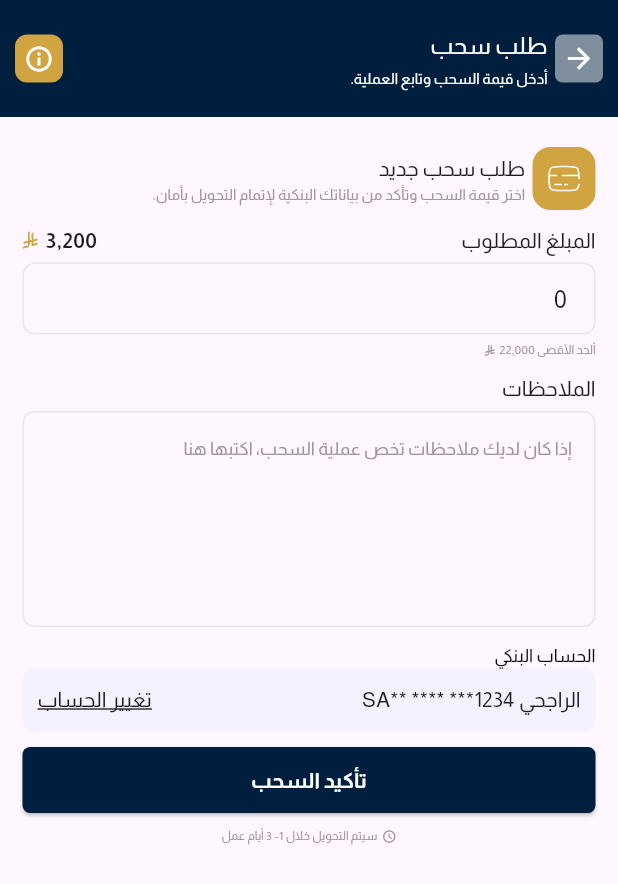
After one commit to MOMEN343/tasks, a Flutter app: the NewWithdrawalScreen screen opened directly, on a phone screen of 412 x 824 dp. The commit adds this screen. Shown: the top 884 px of the screen. Run offline on Flutter 3.47's test engine with Material 3 defaults, Android fonts, the phone set to English and light mode, and no system bars; our stand-ins replace dotted_border, flutter_svg, font_awesome_flutter, intl_phone_field, pinput.

Commit message:
feat: add withdrawal request screen and confirmation dialog

```diff
--- a/lib/core/managers/manager_strings.dart
+++ b/lib/core/managers/manager_strings.dart
@@ -273,4 +273,29 @@ class ManagerStrings {
   static const String transferRequestTransactionTitle = "طلب تحويل من المحفظة";
   static const String completedTransactionStatus = "تم التنفيذ";
   static const String inProgressTransactionStatus = "قيد المعالجة";
+
+  static const String newWithdrawalScreenTitle = "طلب سحب";
+  static const String newWithdrawalScreenSubTitle =
+      "أدخل قيمة السحب وتابع العملية.";
+
+  static const String requiredAmount = "المبلغ المطلوب";
+  static const String newWithdrawalRequest = "طلب سحب جديد";
+  static const String newWithdrawalRequestSubTitle =
+      "اختر قيمة السحب وتأكد من بياناتك البنكية لإتمام التحويل بأمان.";
+
+  static const String maximumLimit = "ألحد الأقصى";
+  static const String notes = "الملاحظات";
+  static const String notesFieldHintText =
+      "إذا كان لديك ملاحظات تخص عملية السحب، اكتبها هنا";
+
+  static const String bankAccount = "الحساب البنكي";
+  static const String changeBankAccount = "تغيير الحساب";
+  static const String confirmWithdrawal = "تأكيد السحب";
+
+  static const String confirmWithdrawalDilogTitle = "تأكيد إرسال الطلب";
+  static const String confirmWithdrawalDilogsubTitle =
+      "هل أنت متأكد من إرسال طلب السحب؟ تأكد من صحة جميع البيانات قبل المتابعة.";
+
+  static const String confirm = "تأكيد ";
+  static const String willtransferIn = "سيتم التحويل خلال 1- 3 أيام عمل";
 }
--- a/lib/features/home/data/user_data.dart
+++ b/lib/features/home/data/user_data.dart
@@ -1,8 +1,10 @@
 import 'package:tasks/core/managers/manager_strings.dart';
 import 'package:tasks/features/home/managers/manager_image.dart';
-import 'package:tasks/features/home/models/user_model.dart';
+import 'package:tasks/core/models/user_model.dart';
 
 final UserModel user = UserModel(
   name: ManagerStrings.userName,
   image: ManagerImages.user1,
+  bankAccount: "SA1234567890123456781234",
+  bankName: "الراجحي",
 );
--- a/lib/features/home/models/user_model.dart
+++ /dev/null
@@ -1,6 +0,0 @@
-class UserModel {
-  final String name;
-  final String image;
-
-  UserModel({required this.name, required this.image});
-}
--- a/lib/features/home/screens/home_screen.dart
+++ b/lib/features/home/screens/home_screen.dart
@@ -9,7 +9,7 @@ import 'package:tasks/features/home/data/user_data.dart';
 import 'package:tasks/features/home/managers/manager_font_size.dart';
 import 'package:tasks/features/home/managers/manager_image.dart';
 import 'package:tasks/features/home/managers/manages_text_styles.dart';
-import 'package:tasks/features/home/models/user_model.dart';
+import 'package:tasks/core/models/user_model.dart';
 import 'package:tasks/features/home/screens/add_event.dart';
 import 'package:tasks/features/home/widgets/current_events.dart';
 import 'package:tasks/features/home/widgets/event_card.dart';
--- a/lib/features/wallet/managers/wallet_manager_styles.dart
+++ b/lib/features/wallet/managers/wallet_manager_styles.dart
@@ -1,5 +1,6 @@
 import 'package:flutter/material.dart';
 import 'package:tasks/core/managers/manager_colors.dart';
+import 'package:tasks/core/managers/manager_strings.dart';
 import 'package:tasks/features/wallet/managers/wallet_font_size_manager.dart';
 
 class WalletManagerStyles {
@@ -18,4 +19,31 @@ class WalletManagerStyles {
     fontSize: WalletFontSizeManager.medium,
     fontWeight: FontWeight(400),
   );
+
+  static InputDecoration FormFieldDecoration({String? hintText}) {
+    return InputDecoration(
+      hintText: ManagerStrings.notesFieldHintText,
+      hintStyle: WalletManagerStyles.greyLabel,
+      contentPadding: const EdgeInsets.all(12),
+      enabledBorder: OutlineInputBorder(
+        borderSide: BorderSide(
+          color: const Color(0xFFD3D3D3).withValues(alpha: 0.5),
+        ),
+        borderRadius: BorderRadius.circular(8),
+      ),
+      focusedBorder: OutlineInputBorder(
+        borderSide: BorderSide(color: ManagerColors.grey, width: 1),
+        borderRadius: BorderRadius.circular(8),
+      ),
+
+      errorBorder: OutlineInputBorder(
+        borderSide: BorderSide(color: ManagerColors.red, width: 1),
+        borderRadius: BorderRadius.circular(8),
+      ),
+      focusedErrorBorder: OutlineInputBorder(
+        borderSide: BorderSide(color: ManagerColors.red, width: 2),
+        borderRadius: BorderRadius.circular(8),
+      ),
+    );
+  }
 }
--- /dev/null
+++ b/lib/features/wallet/screens/new_withdrawal_screen.dart
@@ -0,0 +1,276 @@
+import 'dart:ui';
+
+import 'package:flutter/material.dart';
+import 'package:flutter_svg/svg.dart';
+import 'package:intl/intl.dart' as intl;
+import 'package:tasks/core/managers/manager_colors.dart';
+import 'package:tasks/core/managers/manager_strings.dart';
+import 'package:tasks/features/authentication/widgets/login_button.dart';
+import 'package:tasks/features/home/data/user_data.dart';
+import 'package:tasks/features/wallet/data/balance.dart';
+import 'package:tasks/features/wallet/managers/wallet_font_size_manager.dart';
+import 'package:tasks/features/wallet/managers/wallet_manager_styles.dart';
+import 'package:tasks/features/wallet/widgets/confirm_dialog.dart';
+import 'package:tasks/features/wallet/widgets/ryal_image.dart';
+import 'package:tasks/features/wallet/widgets/top_part.dart';
+
+class NewWithdrawalScreen extends StatelessWidget {
+  final formatter = intl.NumberFormat('#,###');
+  final double maxLimit = 22000;
+  final GlobalKey<FormState> formKey = GlobalKey();
+
+  NewWithdrawalScreen({super.key});
+  @override
+  Widget build(BuildContext context) {
+    return Scaffold(
+      body: Directionality(
+        textDirection: TextDirection.rtl,
+        child: Column(
+          children: [
+            TopPart(
+              title: ManagerStrings.newWithdrawalScreenTitle,
+              subTitle: ManagerStrings.newWithdrawalScreenSubTitle,
+              trailing: true,
+            ),
+
+            Expanded(
+              child: Padding(
+                padding: EdgeInsets.symmetric(vertical: 20, horizontal: 15),
+                child: Column(
+                  spacing: 10,
+                  children: [
+                    //title and subTitle
+                    Row(
+                      spacing: 5,
+                      children: [
+                        InkWell(
+                          child: Container(
+                            padding: EdgeInsets.all(9),
+                            width: 42,
+                            height: 42,
+                            decoration: BoxDecoration(
+                              color: ManagerColors.secondary,
+                              borderRadius: BorderRadius.circular(12),
+                            ),
+                            child: SvgPicture.asset(
+                              "assets/images/solar_card-broken.svg",
+                            ),
+                          ),
+                        ),
+
+                        Column(
+                          crossAxisAlignment: CrossAxisAlignment.start,
+                          children: [
+                            Text(
+                              ManagerStrings.newWithdrawalRequest,
+                              style: TextStyle(
+                                fontSize: WalletFontSizeManager.larg,
+                                fontWeight: FontWeight(400),
+                              ),
+                            ),
+                            Text(
+                              ManagerStrings.newWithdrawalRequestSubTitle,
+                              style: WalletManagerStyles.greysmallLabel,
+                            ),
+                          ],
+                        ),
+                      ],
+                    ),
+
+                    //amount and notes feilds
+                    Form(
+                      key: formKey,
+                      child: Column(
+                        spacing: 10,
+                        children: [
+                          Column(
+                            crossAxisAlignment: CrossAxisAlignment.start,
+                            spacing: 5,
+                            children: [
+                              Row(
+                                mainAxisAlignment:
+                                    MainAxisAlignment.spaceBetween,
+                                children: [
+                                  Text(ManagerStrings.requiredAmount),
+                                  Row(
+                                    spacing: 5,
+                                    children: [
+                                      Text(
+                                        formatter.format(
+                                          wallet.withdrawableBalance,
+                                        ),
+                                        style: TextStyle(
+                                          fontWeight: FontWeight.bold,
+                                        ),
+                                      ),
+                                      RyalImage(size: 12),
+                                    ],
+                                  ),
+                                ],
+                              ),
+
+                              TextFormField(
+                                validator: (value) {
+                                  if (value == null || value.isEmpty) {
+                                    return "لا يمكن أن يكون الحقل فارغ";
+                                  }
+
+                                  final amount = int.tryParse(value);
+
+                                  if (amount == null) {
+                                    return "يرجى إدخال رقم صحيح";
+                                  }
+
+                                  if (amount > maxLimit) {
+                                    return "لقد تجاوزت الحد الأقصى";
+                                  }
+
+                                  return null;
+                                },
+                                initialValue: "0",
+
+                                decoration:
+                                    WalletManagerStyles.FormFieldDecoration(),
+                              ),
+
+                              Row(
+                                spacing: 3,
+                                children: [
+                                  Text(
+                                    "${ManagerStrings.maximumLimit} ${formatter.format(maxLimit)}",
+                                    style: TextStyle(
+                                      fontSize: WalletFontSizeManager.smaller,
+                                      color: ManagerColors.grey,
+                                    ),
+                                  ),
+                                  RyalImage(size: 8, color: ManagerColors.grey),
+                                ],
+                              ),
+                            ],
+                          ),
+
+                          Column(
+                            crossAxisAlignment: CrossAxisAlignment.start,
+                            spacing: 5,
+                            children: [
+                              Row(
+                                mainAxisAlignment:
+                                    MainAxisAlignment.spaceBetween,
+                                children: [Text(ManagerStrings.notes)],
+                              ),
+
+                              TextFormField(
+                                validator: (value) {
+                                  if (value!.trim().length > 300) {
+                                    return "الملاحظات يجب ألا تتجاوز 300 حرف";
+                                  }
+
+                                  return null;
+                                },
+                                maxLines: 5,
+                                decoration:
+                                    WalletManagerStyles.FormFieldDecoration(
+                                      hintText:
+                                          ManagerStrings.notesFieldHintText,
+                                    ),
+                              ),
+                            ],
+                          ),
+                        ],
+                      ),
+                    ),
+
+                    Column(
+                      crossAxisAlignment: CrossAxisAlignment.start,
+                      children: [
+                        Text(
+                          ManagerStrings.bankAccount,
+                          style: WalletManagerStyles.blackLabel,
+                        ),
+
+                        Container(
+                          padding: EdgeInsets.all(10),
+                          height: 43,
+                          decoration: BoxDecoration(
+                            color: ManagerColors.blue.withValues(alpha: 0.04),
+                            borderRadius: BorderRadius.circular(8),
+                          ),
+                          child: Row(
+                            mainAxisAlignment: MainAxisAlignment.spaceBetween,
+                            children: [
+                              Row(
+                                crossAxisAlignment: CrossAxisAlignment.end,
+                                spacing: 3,
+                                children: [
+                                  Text(user.bankName!),
+
+                                  Text(maskBankAccount(user.bankAccount!)),
+                                ],
+                              ),
+
+                              InkWell(
+                                onTap: () {},
+                                child: Text(
+                                  ManagerStrings.changeBankAccount,
+                                  style: TextStyle(
+                                    decoration: TextDecoration.underline,
+                                  ),
+                                ),
+                              ),
+                            ],
+                          ),
+                        ),
+                      ],
+                    ),
+
+                    LoginButton(
+                      textButton: ManagerStrings.confirmWithdrawal,
+                      onPressed: () {
+                        if (formKey.currentState!.validate()) {
+                          showDialog(
+                            context: context,
+                            barrierColor: Colors.transparent,
+                            builder: (context) {
+                              return ConfirmDialog();
+                            },
+                          );
+                        }
+                      },
+                    ),
+
+                    Row(
+                      mainAxisAlignment: MainAxisAlignment.center,
+                      spacing: 3,
+                      children: [
+                        Icon(
+                          Icons.access_time_sharp,
+                          color: ManagerColors.grey,
+                          size: 10,
+                        ),
+                        Text(
+                          ManagerStrings.willtransferIn,
+                          style: TextStyle(
+                            color: ManagerColors.grey,
+                            fontSize: WalletFontSizeManager.smaller,
+                          ),
+                        ),
+                      ],
+                    ),
+                  ],
+                ),
+              ),
+            ),
+          ],
+        ),
+      ),
+    );
+  }
+}
+
+String maskBankAccount(String account) {
+  if (account.length <= 4) {
+    return account;
+  }
+
+  return "${account.substring(0, 2)}** **** ***${account.substring(account.length - 4)}";
+}
--- /dev/null
+++ b/lib/features/wallet/widgets/top_part.dart
@@ -0,0 +1,106 @@
+import 'package:flutter/material.dart';
+import 'package:tasks/core/managers/manager_colors.dart';
+import 'package:tasks/core/managers/manager_strings.dart';
+import 'package:tasks/features/wallet/managers/wallet_font_size_manager.dart';
+
+class TopPart extends StatelessWidget {
+  final String title;
+  final String subTitle;
+  final double height;
+  final bool trailing;
+  final void Function()? trailingFunc;
+  const TopPart({
+    super.key,
+    required this.title,
+    required this.subTitle,
+    this.height = 78,
+    this.trailing = false,
+    this.trailingFunc,
+  });
+
+  @override
+  Widget build(BuildContext context) {
+    return Container(
+      height: height,
+      color: ManagerColors.primary,
+      child: Align(
+        alignment: Alignment.topRight,
+        child: Padding(
+          padding: const EdgeInsets.symmetric(horizontal: 10),
+          child: SizedBox(
+            height: 80,
+            child: Row(
+              mainAxisAlignment: MainAxisAlignment.spaceBetween,
+              children: [
+                Row(
+                  spacing: 5,
+                  children: [
+                    Container(
+                      width: 32,
+                      height: 32,
+                      decoration: BoxDecoration(
+                        color: Colors.white.withValues(alpha: 0.5),
+                        borderRadius: BorderRadius.circular(5),
+                      ),
+                      child: IconButton(
+                        padding: EdgeInsets.zero,
+                        constraints: const BoxConstraints(),
+                        onPressed: () {
+                          Navigator.of(context).pop();
+                        },
+                        icon: const Icon(
+                          Icons.arrow_back,
+                          color: Colors.white,
+                          size: 22,
+                        ),
+                      ),
+                    ),
+                    Column(
+                      spacing: 3,
+                      crossAxisAlignment: CrossAxisAlignment.start,
+                      mainAxisAlignment: MainAxisAlignment.center,
+                      children: [
+                        Text(
+                          title,
+                          style: TextStyle(
+                            color: Colors.white,
+                            fontSize: WalletFontSizeManager.larger,
+                          ),
+                        ),
+                        Text(
+                          subTitle,
+                          style: TextStyle(
+                            color: Colors.white,
+                            fontSize: WalletFontSizeManager.small,
+                          ),
+                        ),
+                      ],
+                    ),
+                  ],
+                ),
+
+                if (trailing)
+                  InkWell(
+                    onTap: trailingFunc,
+                    child: Container(
+                      width: 32,
+                      height: 32,
+                      decoration: BoxDecoration(
+                        color: ManagerColors.secondary,
+                        borderRadius: BorderRadius.circular(8),
+                      ),
+                      child: Icon(
+                        Icons.info_outline,
+                        color: Colors.white,
+                        size: 20,
+                      ),
+                    ),
+                  ),
+              ],
+            ),
+          ),
+        ),
+      ),
+    );
+  }
+}
```
Also changed, not shown: lib/core/models/user_model.dart (added, +13 -0 lines), lib/features/wallet/screens/wallet_screen.dart (+12 -58 lines), lib/features/wallet/widgets/confirm_dialog.dart (added, +121 -0 lines).
